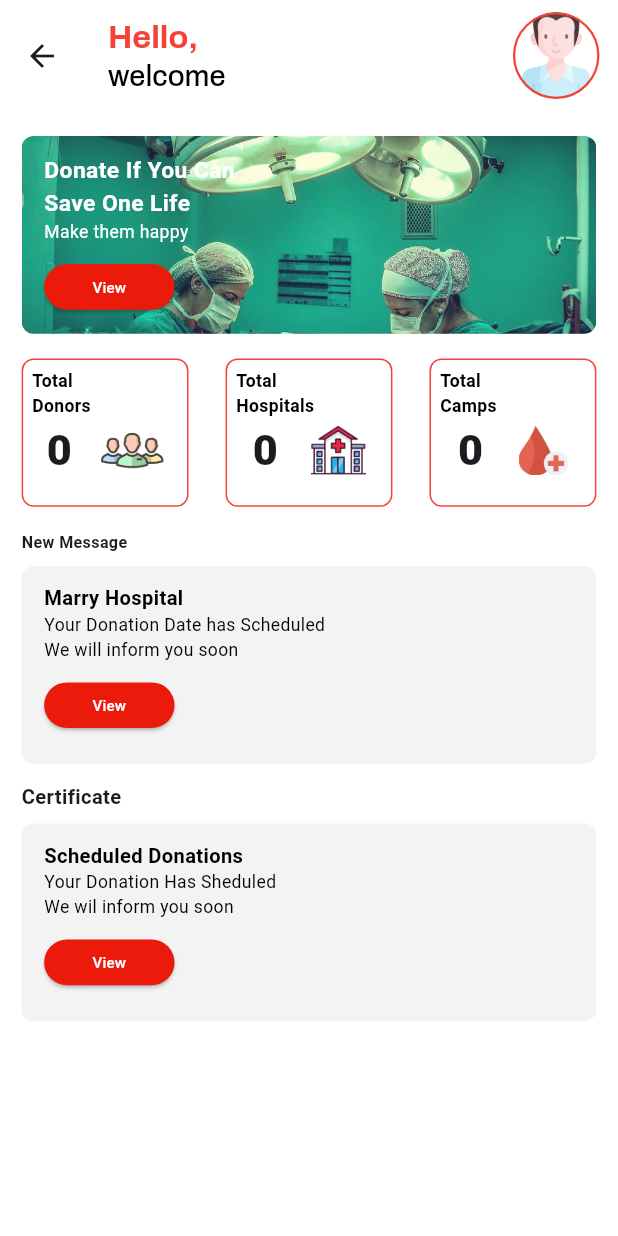
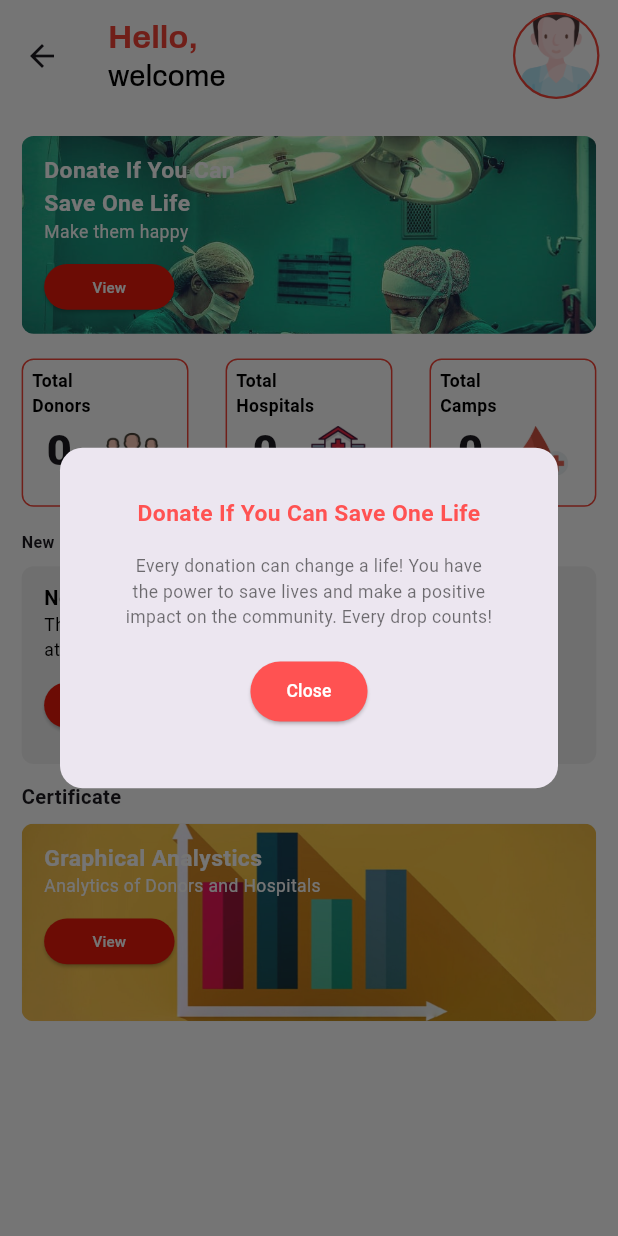
Before and after one commit to YoonusChenakkal/blood-donation-, a Flutter app: the HomePage screen opened by its route, after a tap on "View", on a phone screen of 412 x 824 dp. Run offline on Flutter 3.47's test engine with Material 3 defaults, Android fonts, the phone set to English and light mode, and no system bars; our stand-ins replace font_awesome_flutter, google_fonts, image_picker, pdf, shared_preferences, signature and 2 more; accounts and stored records are empty; network calls fail; Roboto replaces fonts that are missing (Dosis).

Commit message:
final v1.1

```diff
--- a/lib/Providers/campsProvider.dart
+++ b/lib/Providers/campsProvider.dart
@@ -1,7 +1,7 @@
 import 'dart:convert';
 import 'dart:io';
 import 'package:http/http.dart' as http;
-import 'package:Life_Connect/Models/campsModel.dart';
+import 'package:Life_Connect/Models/campModel.dart';
 import 'package:flutter/material.dart';
 
 class Campsprovider extends ChangeNotifier {
--- a/lib/Screens/CampDetails.dart
+++ b/lib/Screens/CampDetails.dart
@@ -1,4 +1,4 @@
-import 'package:Life_Connect/Models/campsModel.dart';
+import 'package:Life_Connect/Models/campModel.dart';
 import 'package:Life_Connect/Providers/campsProvider.dart';
 import 'package:Life_Connect/widgets/customButton.dart';
 import 'package:google_fonts/google_fonts.dart';
--- a/lib/Screens/home.dart
+++ b/lib/Screens/home.dart
@@ -1,14 +1,17 @@
 import 'package:Life_Connect/Providers/campsProvider.dart';
 import 'package:Life_Connect/Providers/donorCountProvider.dart';
 import 'package:Life_Connect/Providers/hospitalProvider.dart';
+import 'package:Life_Connect/Providers/tabIndexNotifier.dart';
 import 'package:Life_Connect/Providers/userProfileProvider.dart';
 import 'package:Life_Connect/widgets/customBanner.dart';
 import 'package:Life_Connect/widgets/customCard.dart';
 import 'package:flutter/material.dart';
 import 'package:google_fonts/google_fonts.dart';
+import 'package:intl/intl.dart';
 import 'package:provider/provider.dart';
 import 'package:shared_preferences/shared_preferences.dart';
 import 'package:sizer/sizer.dart';
+import 'package:syncfusion_flutter_charts/charts.dart';
 
 class HomePage extends StatelessWidget {
   const HomePage({super.key});
@@ -24,6 +27,7 @@ class HomePage extends StatelessWidget {
     final donorCountProvider = Provider.of<DonorCountProvider>(context);
     final hospitaProvider = Provider.of<HospitalProvider>(context);
     final campProvider = Provider.of<Campsprovider>(context);
+    final tabIndexProvider = Provider.of<TabIndexNotifier>(context);
 
     return Scaffold(
       backgroundColor: Colors.white,
@@ -103,7 +107,7 @@ class HomePage extends StatelessWidget {
                 title2: 'Make them happy',
                 textColor: Colors.white,
                 buttonText: 'View',
-                onPressed: () {},
+                onPressed: () => showDonationDialog(context),
                 imageUrl: 'assets/bg_surgery.jpg',
               ),
               SizedBox(height: 2.h),
@@ -162,12 +166,16 @@ class HomePage extends StatelessWidget {
                 ),
               ),
               CustomBanner(
-                title1: 'Marry Hospital',
-                title2:
-                    'Your Donation Date has Scheduled We will inform you soon',
+                title1: campProvider.camp.isNotEmpty
+                    ? DateFormat('MMMM dd')
+                        .format(campProvider.camp.last.date ?? DateTime.now())
+                    : 'No Recent Camp',
+                title2: campProvider.camp.isNotEmpty
+                    ? '${campProvider.camp.last.description.toString()}\nLocation : ${campProvider.camp.last.location.toString()}'
+                    : 'There are no recent camps available at the moment.',
                 buttonText: 'View',
                 textColor: Colors.black,
-                onPressed: () {},
+                onPressed: () => tabIndexProvider.setIndex(1),
               ),
               Padding(
                 padding: EdgeInsets.only(
@@ -187,11 +195,14 @@ class HomePage extends StatelessWidget {
                 ),
               ),
               CustomBanner(
-                title1: 'Scheduled Donations',
-                title2: 'Your Donation Has Sheduled\nWe wil inform you soon',
+                title1: 'Graphical Analystics',
+                title2: 'Analytics of Donors and Hospitals',
+                textColor: Colors.white,
                 buttonText: 'View',
-                textColor: Colors.black,
-                onPressed: () {},
+                onPressed: () {
+                  showPieChart(context, donorCountProvider, hospitaProvider);
+                },
+                imageUrl: 'assets/bg_graph.jpg',
               ),
             ],
           ),
@@ -199,4 +210,149 @@ class HomePage extends StatelessWidget {
       ),
     );
   }
+
+  showPieChart(BuildContext context, DonorCountProvider donorCountProvider,
+      HospitalProvider hospitalProvider) {
+    return showDialog(
+      context: context,
+      builder: (BuildContext context) {
+        final donorCount =
+            double.tryParse(donorCountProvider.donorCount!) ?? 0.0;
+        final hospitalCount = hospitalProvider.hospitals.length.toDouble();
+        final total = hospitalCount + donorCount;
+
+        return AlertDialog(
+          contentPadding: const EdgeInsets.all(8),
+          shape:
+              RoundedRectangleBorder(borderRadius: BorderRadius.circular(15)),
+          content: Column(
+            mainAxisSize: MainAxisSize.min,
+            children: [
+              Text(
+                'Donor and Hospital Ratio',
+                style: TextStyle(
+                  fontWeight: FontWeight.bold,
+                  fontSize: 16.sp,
+                  color: Colors.black,
+                ),
+              ),
+              SizedBox(height: 2.h),
+              SizedBox(
+                height: 20.h,
+                width: 60.w,
+                child: SfCircularChart(
+                  series: <PieSeries>[
+                    PieSeries<dynamic, String>(
+                      dataSource: [
+                        {'category': 'Hospitals', 'value': hospitalCount},
+                        {'category': 'Donors', 'value': donorCount},
+                      ],
+                      xValueMapper: (data, _) => data['category'] as String,
+                      yValueMapper: (data, _) => data['value'] as double,
+                      dataLabelMapper: (data, _) =>
+                          '${((data['value'] as double) / total * 100).toStringAsFixed(1)}%',
+                      dataLabelSettings: const DataLabelSettings(
+                        isVisible: true,
+                      ),
+                      pointColorMapper: (data, _) {
+                        if (data['category'] == 'Hospitals') {
+                          return Colors.redAccent;
+                        } else {
+                          return Colors.blueAccent;
+                        }
+                      },
+                    )
+                  ],
+                ),
+              ),
+              SizedBox(height: 2.h),
+              Row(
+                mainAxisAlignment: MainAxisAlignment.spaceAround,
+                children: [
+                  Row(
+                    children: [
+                      Container(
+                        width: 2.w,
+                        height: 2.w,
+                        color: Colors.redAccent,
+                      ),
+                      SizedBox(width: 2.w),
+                      Text(
+                        'Hospitals',
+                        style: TextStyle(fontSize: 12.sp),
+                      ),
+                    ],
+                  ),
+                  Row(
+                    children: [
+                      Container(
+                        width: 2.w,
+                        height: 2.w,
+                        color: Colors.blueAccent,
+                      ),
+                      SizedBox(width: 2.w),
+                      Text(
+                        'Donors',
+                        style: TextStyle(fontSize: 12.sp),
+                      ),
+                    ],
+                  ),
+                ],
+              )
+            ],
+          ),
+        );
+      },
+    );
+  }
+
+  showDonationDialog(BuildContext context) {
+    showDialog(
+      context: context,
+      builder: (BuildContext context) {
+        return AlertDialog(
+          shape: RoundedRectangleBorder(
+            borderRadius: BorderRadius.circular(15),
+          ),
+          content: Container(
+            padding: EdgeInsets.all(4.w),
+            child: Column(
+              mainAxisSize: MainAxisSize.min,
+              children: [
+                Text(
+                  'Donate If You Can Save One Life',
+                  style: TextStyle(
+                    fontSize: 16.sp,
+                    fontWeight: FontWeight.bold,
+                    color: Colors.redAccent,
+                  ),
+                  textAlign: TextAlign.center,
+                ),
+                SizedBox(height: 2.h),
+                Text(
+                  'Every donation can change a life! You have the power to save lives and make a positive impact on the community. Every drop counts!',
+                  style: TextStyle(
+                    fontSize: 14.sp,
+                    color: Colors.black54,
+                  ),
+                  textAlign: TextAlign.center,
+                ),
+                SizedBox(height: 2.h),
+                ElevatedButton(
+                  onPressed: () => Navigator.of(context).pop(),
+                  style: ButtonStyle(
+                    backgroundColor: WidgetStateProperty.all(Colors.redAccent),
+                  ),
+                  child: Text(
+                    'Close',
+                    style: TextStyle(color: Colors.white, fontSize: 14.sp),
+                  ),
+                ),
+              ],
+            ),
+          ),
+        );
+      },
+    );
+  }
 }
--- a/lib/widgets/campCard.dart
+++ b/lib/widgets/campCard.dart
@@ -1,4 +1,4 @@
-import 'package:Life_Connect/Models/campsModel.dart';
+import 'package:Life_Connect/Models/campModel.dart';
 import 'package:Life_Connect/Providers/campsProvider.dart';
 import 'package:flutter/material.dart';
 import 'package:google_fonts/google_fonts.dart';
--- a/pubspec.yaml
+++ b/pubspec.yaml
@@ -24,6 +24,9 @@ dependencies:
   signature: ^5.5.0
   sizer: ^3.0.4
   url_launcher: ^6.3.1
+  syncfusion_flutter_charts: ^28.1.41
+
+
 dev_dependencies:
   flutter_lints: ^4.0.0
   flutter_test:
```
Also changed, not shown: assets/bg_graph.jpg (added), lib/Models/campModel.dart (renamed from lib/Models/campsModel.dart), lib/Screens/userProfileEdit.dart (line endings or trailing spaces), pubspec.lock.
